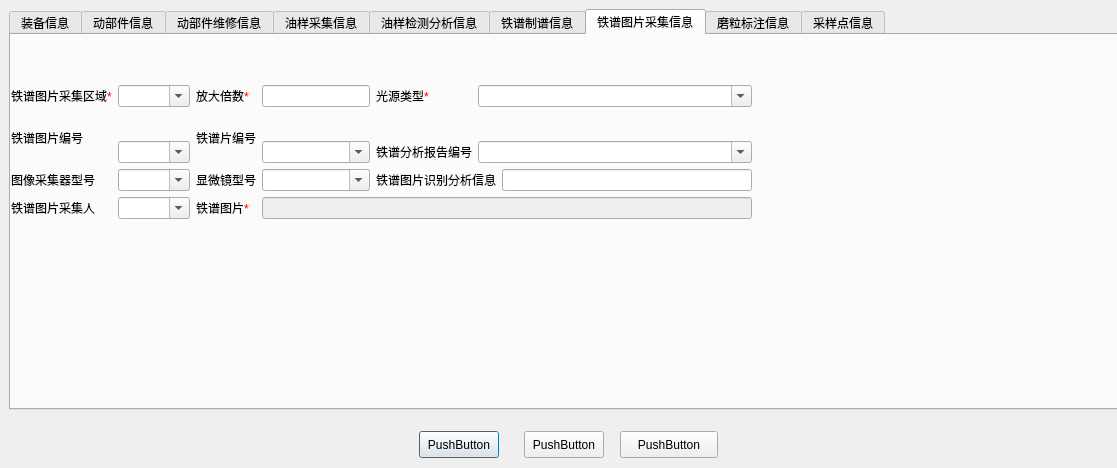
WooodHead/labelling3, file imageproperties.ui: the form before one commit.
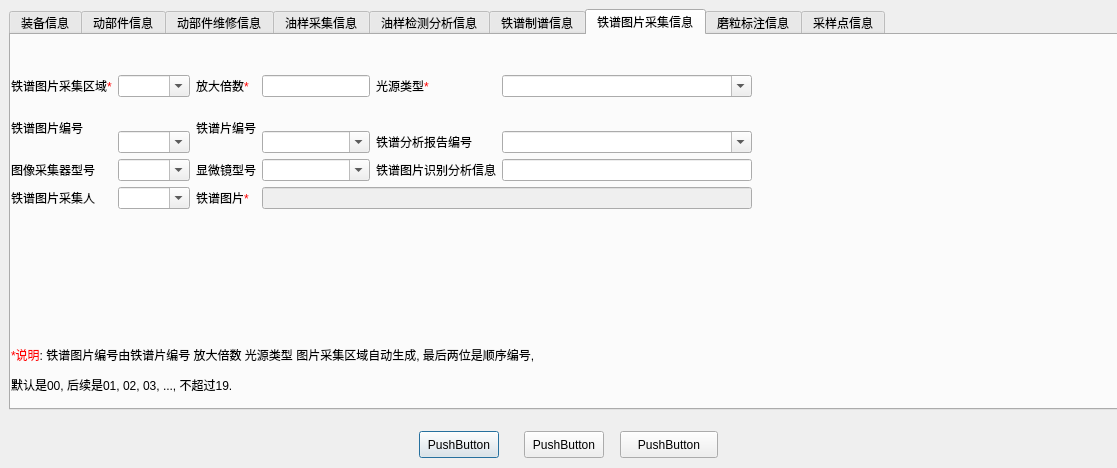
The form after the commit. The open tabs and pages were chosen to show the change.

Patch:
```diff
--- a/imageproperties.ui
+++ b/imageproperties.ui
@@ -1139,11 +1139,11 @@
     <attribute name="title">
      <string>铁谱图片采集信息</string>
     </attribute>
-    <widget class="QWidget" name="">
+    <widget class="QWidget" name="layoutWidget">
      <property name="geometry">
       <rect>
        <x>0</x>
-       <y>50</y>
+       <y>40</y>
        <width>741</width>
        <height>134</height>
       </rect>
@@ -1163,20 +1163,6 @@
         </property>
        </widget>
       </item>
-      <item row="0" column="7">
-       <widget class="QLabel" name="label_57">
-        <property name="text">
-         <string>&lt;html&gt;&lt;head/&gt;&lt;body&gt;&lt;p&gt;光源类型&lt;span style=&quot; color:#ff0000;&quot;&gt;*&lt;/span&gt;&lt;/p&gt;&lt;/body&gt;&lt;/html&gt;</string>
-        </property>
-       </widget>
-      </item>
-      <item row="0" column="8" colspan="2">
-       <widget class="QComboBox" name="_comboBoxMentalSampleLightType">
-        <property name="editable">
-         <bool>true</bool>
-        </property>
-       </widget>
-      </item>
       <item row="2" column="2">
        <widget class="QComboBox" name="_comboBoxMentalSampleImageID">
         <property name="editable">
@@ -1184,20 +1170,6 @@
         </property>
        </widget>
       </item>
-      <item row="2" column="7">
-       <widget class="QLabel" name="label_54">
-        <property name="text">
-         <string>铁谱分析报告编号</string>
-        </property>
-       </widget>
-      </item>
-      <item row="2" column="8" colspan="2">
-       <widget class="QComboBox" name="_comboBoxMentalSampleReportID">
-        <property name="editable">
-         <bool>true</bool>
-        </property>
-       </widget>
-      </item>
       <item row="3" column="3">
        <widget class="QLabel" name="label_55">
         <property name="text">
@@ -1295,8 +1267,49 @@
         </property>
        </widget>
       </item>
+      <item row="2" column="9">
+       <widget class="QComboBox" name="_comboBoxMentalSampleReportID">
+        <property name="editable">
+         <bool>true</bool>
+        </property>
+       </widget>
+      </item>
+      <item row="0" column="9">
+       <widget class="QComboBox" name="_comboBoxMentalSampleLightType">
+        <property name="editable">
+         <bool>true</bool>
+        </property>
+       </widget>
+      </item>
+      <item row="0" column="7" colspan="2">
+       <widget class="QLabel" name="label_57">
+        <property name="text">
+         <string>&lt;html&gt;&lt;head/&gt;&lt;body&gt;&lt;p&gt;光源类型&lt;span style=&quot; color:#ff0000;&quot;&gt;*&lt;/span&gt;&lt;/p&gt;&lt;/body&gt;&lt;/html&gt;</string>
+        </property>
+       </widget>
+      </item>
+      <item row="2" column="7" colspan="2">
+       <widget class="QLabel" name="label_54">
+        <property name="text">
+         <string>铁谱分析报告编号</string>
+        </property>
+       </widget>
+      </item>
      </layout>
     </widget>
+    <widget class="QLabel" name="label_121">
+     <property name="geometry">
+      <rect>
+       <x>0</x>
+       <y>310</y>
+       <width>651</width>
+       <height>51</height>
+      </rect>
+     </property>
+     <property name="text">
+      <string>&lt;html&gt;&lt;head/&gt;&lt;body&gt;&lt;p&gt;&lt;span style=&quot; color:#ff0000;&quot;&gt;*说明&lt;/span&gt;: 铁谱图片编号由铁谱片编号 放大倍数 光源类型 图片采集区域自动生成, 最后两位是顺序编号, &lt;/p&gt;&lt;p&gt;默认是00, 后续是01, 02, 03, ..., 不超过19.&lt;/p&gt;&lt;/body&gt;&lt;/html&gt;</string>
+     </property>
+    </widget>
    </widget>
    <widget class="QWidget" name="tab_9">
     <attribute name="title">
```
Left out of the diff: 175 changed lines with no effect on the pictures.
